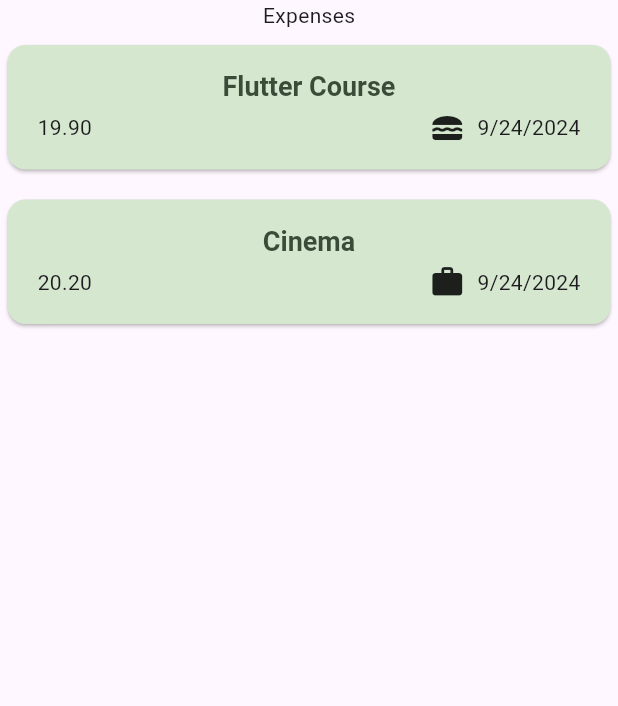
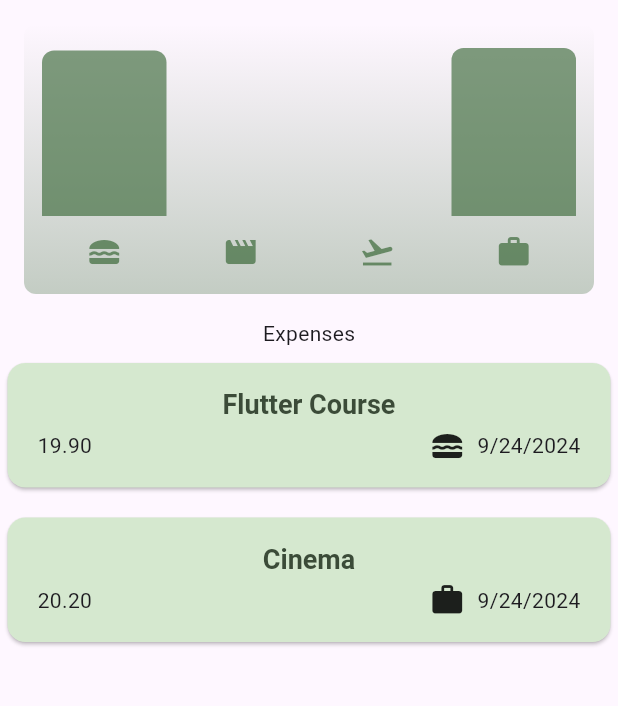
Before and after one commit to AbdullahBlal/expense_tracker, a Flutter app: the screen it shows after launch, on a phone screen of 412 x 824 dp, the part 114-820 px from its top. Run offline on Flutter 3.47's test engine with Material 3 defaults, Android fonts, the phone set to English and light mode, and no system bars.

Commit message:
adding chart

```diff
--- a/lib/models/expense.dart
+++ b/lib/models/expense.dart
@@ -2,8 +2,10 @@
 import 'package:intl/intl.dart';
 import 'package:uuid/uuid.dart';
 
-const  uuid = Uuid();
-enum Category {food, travel, leisure, work}
+const uuid = Uuid();
+
+enum Category { food, travel, leisure, work }
+
 final formatter = DateFormat.yMd();
 
 const categoryIcons = {
@@ -21,15 +23,34 @@
     required this.category,
   }) : id = uuid.v4();
 
-
   final String id;
   final String title;
   final double amount;
   final DateTime date;
   final Category category;
 
-
-  String get formattedDate{
+  String get formattedDate {
     return formatter.format(date);
   }
 }
+
+class ExpenseBucket {
+
+  const ExpenseBucket({required this.category, required this.expenses});
+
+  ExpenseBucket.forCategory(List<Expense> allExpenses, this.category)
+      : expenses = allExpenses
+            .where((expense) => expense.category == category)
+            .toList();
+
+  final Category category;
+  final List<Expense> expenses;
+  double get totalExpenses {
+    double sum = 0;
+
+    for (final expense in expenses) {
+      sum += expense.amount;
+    }
+    return sum;
+  }
+}
--- /dev/null
+++ b/lib/models/expense_bucket.dart
@@ -0,0 +1,23 @@
+import 'package:flutter/foundation.dart';
+import 'package:expense_trackerapp/models/expense.dart';
+import 'package:expense_trackerapp/models/expense.dart' as expenseClass;
+
+class ExpenseBucket {
+  const ExpenseBucket({required this.category, required this.expenses});
+
+  ExpenseBucket.forCategory(List<Expense> allExpenses, this.category)
+      : expenses = allExpenses
+            .where((expense) => expense.category == category)
+            .toList();
+  final expenseClass.Category category;
+  final List<Expense> expenses;
+  double get totalExpenses {
+    double sum = 0;
+
+    for (final expense in expenses) {
+      sum += expense.amount;
+    }
+
+    return sum;
+  }
+}
--- /dev/null
+++ b/lib/widgets/charts/chart.dart
@@ -0,0 +1,95 @@
+import 'package:flutter/material.dart';
+
+import 'package:expense_trackerapp/widgets/charts/chart_bar.dart';
+import 'package:expense_trackerapp/models/expense.dart';
+
+class Chart extends StatelessWidget {
+  const Chart({super.key, required this.expenses});
+
+  final List<Expense> expenses;
+
+  List<ExpenseBucket> get buckets {
+    return [
+      ExpenseBucket.forCategory(expenses, Category.food),
+      ExpenseBucket.forCategory(expenses, Category.leisure),
+      ExpenseBucket.forCategory(expenses, Category.travel),
+      ExpenseBucket.forCategory(expenses, Category.work),
+    ];
+  }
+
+  double get maxTotalExpense {
+    double maxTotalExpense = 0;
+
+    for (final bucket in buckets) {
+      if (bucket.totalExpenses > maxTotalExpense) {
+        maxTotalExpense = bucket.totalExpenses;
+      }
+    }
+
+    return maxTotalExpense;
+  }
+
+  @override
+  Widget build(BuildContext context) {
+    final isDarkMode =
+        MediaQuery.of(context).platformBrightness == Brightness.dark;
+    return Container(
+      margin: const EdgeInsets.all(16),
+      padding: const EdgeInsets.symmetric(
+        vertical: 16,
+        horizontal: 8,
+      ),
+      width: double.infinity,
+      height: 180,
+      decoration: BoxDecoration(
+        borderRadius: BorderRadius.circular(8),
+        gradient: LinearGradient(
+          colors: [
+            Theme.of(context).colorScheme.primary.withOpacity(0.3),
+            Theme.of(context).colorScheme.primary.withOpacity(0.0)
+          ],
+          begin: Alignment.bottomCenter,
+          end: Alignment.topCenter,
+        ),
+      ),
+      child: Column(
+        children: [
+          Expanded(
+            child: Row(
+              crossAxisAlignment: CrossAxisAlignment.end,
+              children: [
+                for (final bucket in buckets) // alternative to map()
+                  ChartBar(
+                    fill: bucket.totalExpenses == 0
+                        ? 0
+                        : bucket.totalExpenses / maxTotalExpense,
+                  )
+              ],
+            ),
+          ),
+          const SizedBox(height: 12),
+          Row(
+            children: buckets
+                .map(
+                  (bucket) => Expanded(
+                    child: Padding(
+                      padding: const EdgeInsets.symmetric(horizontal: 4),
+                      child: Icon(
+                        categoryIcons[bucket.category],
+                        color: isDarkMode
+                            ? Theme.of(context).colorScheme.secondary
+                            : Theme.of(context)
+                                .colorScheme
+                                .primary
+                                .withOpacity(0.7),
+                      ),
+                    ),
+                  ),
+                )
+                .toList(),
+          )
+        ],
+      ),
+    );
+  }
+}
--- /dev/null
+++ b/lib/widgets/charts/chart_bar.dart
@@ -0,0 +1,34 @@
+import 'package:flutter/material.dart';
+
+class ChartBar extends StatelessWidget {
+  const ChartBar({
+    super.key,
+    required this.fill,
+  });
+
+  final double fill;
+
+  @override
+  Widget build(BuildContext context) {
+    final isDarkMode =
+        MediaQuery.of(context).platformBrightness == Brightness.dark;
+    return Expanded(
+      child: Padding(
+        padding: const EdgeInsets.symmetric(horizontal: 4),
+        child: FractionallySizedBox(
+          heightFactor: fill,
+          child: DecoratedBox(
+            decoration: BoxDecoration(
+              shape: BoxShape.rectangle,
+              borderRadius:
+                  const BorderRadius.vertical(top: Radius.circular(8)),
+              color: isDarkMode
+                  ? Theme.of(context).colorScheme.secondary
+                  : Theme.of(context).colorScheme.primary.withOpacity(0.65),
+            ),
+          ),
+        ),
+      ),
+    );
+  }
+}
--- a/lib/widgets/expense_screen.dart
+++ b/lib/widgets/expense_screen.dart
@@ -1,8 +1,9 @@
+import 'package:expense_trackerapp/widgets/charts/chart_bar.dart';
 import 'package:expense_trackerapp/widgets/expenses_list/expense_list.dart';
 import 'package:expense_trackerapp/models/expense.dart';
 import 'package:expense_trackerapp/widgets/new_expense.dart';
 import 'package:flutter/material.dart';
-
+import 'package:expense_trackerapp/widgets/charts/chart.dart';
 class ExpenseScreen extends StatefulWidget {
   const ExpenseScreen({super.key});
   @override
@@ -84,6 +85,7 @@
       body: Column(
         children: [
           const Text('Chart'),
+          Chart(expenses: _registeredExpenses),
           const Text('Expenses'),
           Expanded(child: mainContent),
         ],
```
Lines whose indentation alone changed are shown as unchanged.
